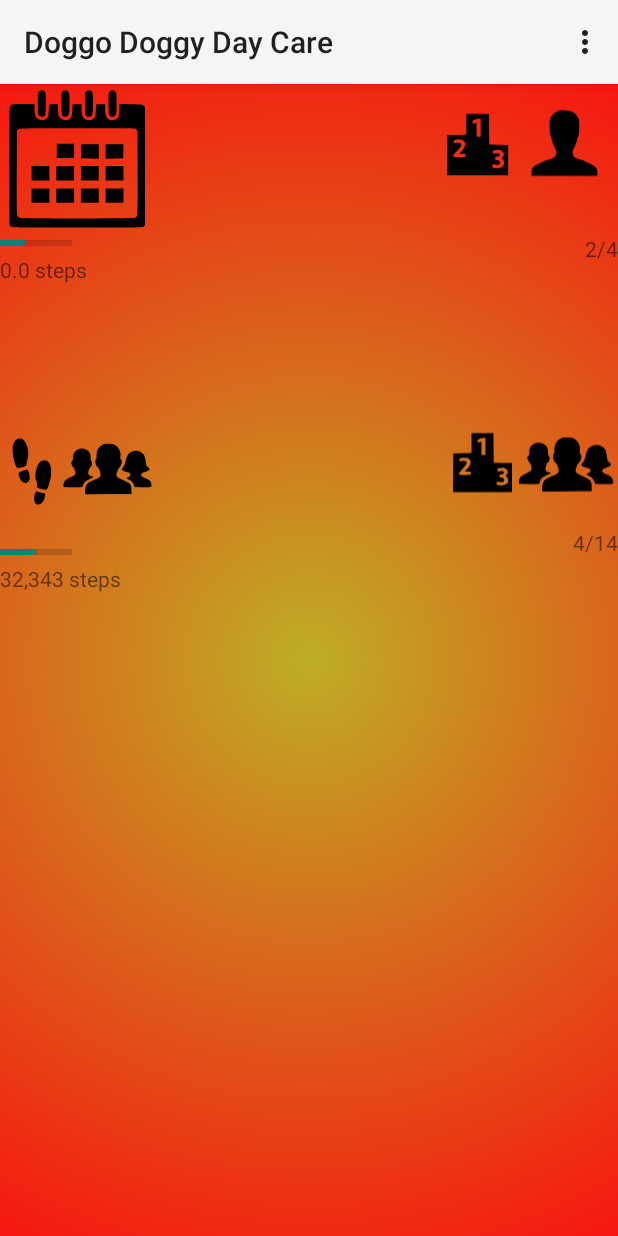
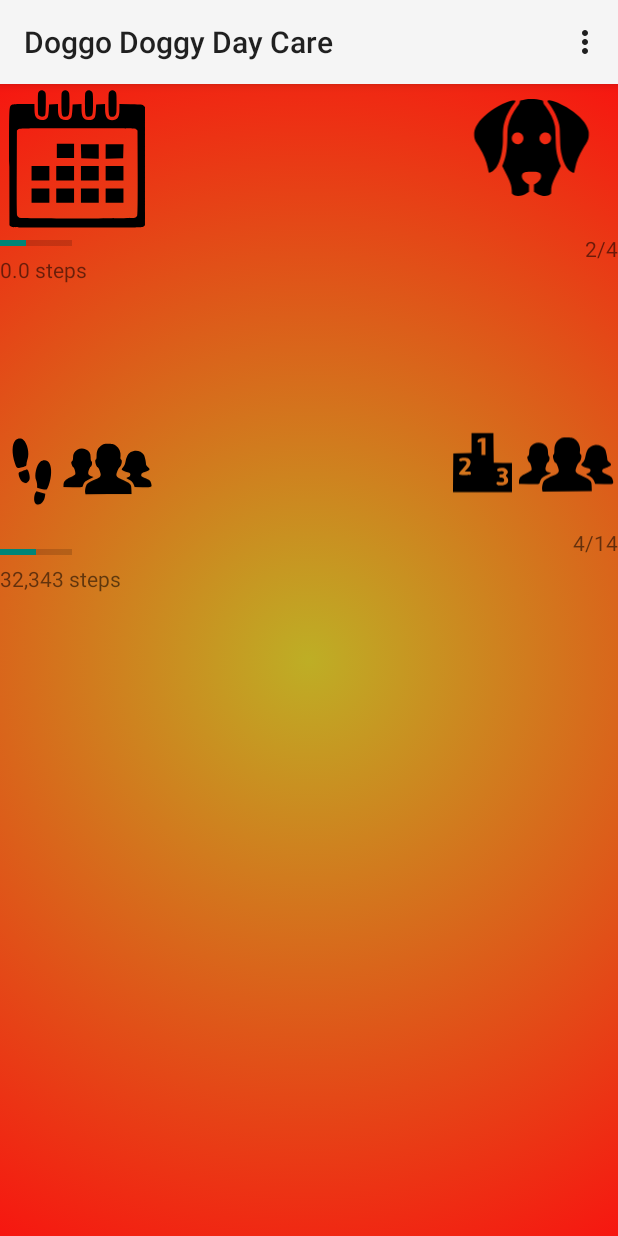
Before and after one commit to Meghankh/DoggoDaycare, an Android app: the HomeScreenFragment screen opened directly, with no data from a screen before it, on a phone screen of 412 x 824 dp. Run offline under Robolectric (Android 15) with nearby library versions, the phone set to English and light mode, and no system bars; 1 statement that could not run was skipped.

Commit message:
added doggy

```diff
--- /dev/null
+++ b/app/src/main/res/drawable/ic_animal_pet_dog_icon_13.xml
@@ -0,0 +1,9 @@
+<vector android:height="24dp" android:viewportHeight="512.0"
+    android:viewportWidth="512.0" android:width="24dp" xmlns:android="http://schemas.android.com/apk/res/android">
+    <path android:fillColor="#000000"
+        android:pathData="M230.5,63c-5.5,0.9 -12.5,2.5 -15.6,3.4l-5.5,1.6 -1.2,5.9c-1,5 -2.6,7.8 -9.3,16.8 -20.2,27.1 -32.1,51.9 -38,79 -1.7,8.4 -2.2,15.2 -2.9,46.3 -0.9,36.5 -2.3,52.9 -6.6,73.5 -2.1,10.1 -7.2,26.8 -11.1,36l-3.3,8 12.4,24.5c21.5,42.5 25.5,53.6 26.3,73.5l0.6,13 3.6,3.6c4.5,4.6 11.9,6.9 21.6,6.9 12.1,0 25.3,-4.6 38.3,-13.3l6.2,-4.2 0,-14.5 0,-14.5 -6.1,-3.4c-7.6,-4.1 -17.8,-14.1 -20.8,-20.4 -4.1,-8.4 -2.7,-17.8 3.4,-22.6 6,-4.7 11.6,-5.6 33.5,-5.6 21.9,0 27.5,0.9 33.5,5.6 6.1,4.8 7.5,14.2 3.4,22.6 -3,6.3 -13.2,16.3 -20.8,20.4l-6.1,3.4 0,14.5 0,14.5 6.3,4.2c8.6,5.7 15.3,8.9 23.8,11.3 14.4,4 29.2,2 36,-4.9l3.6,-3.6 0.6,-13c0.8,-20 4.7,-30.9 26.3,-73.5l12.4,-24.5 -3.3,-8c-3.9,-9.2 -9,-25.9 -11.1,-36 -4.3,-20.8 -5.8,-36.9 -6.6,-73.5 -0.7,-31.2 -1.2,-37.9 -2.9,-46.3 -5.9,-27.1 -17.8,-51.9 -38,-79 -6.7,-9 -8.3,-11.8 -9.3,-16.8l-1.2,-5.9 -5.5,-1.6c-18.6,-5.5 -47,-6.9 -66.6,-3.4zM209.5,198.9c15.3,7 18.9,26.8 7,38.6 -9.7,9.8 -24.4,9.5 -34.3,-0.6 -9.4,-9.7 -7.9,-26.9 3.2,-35.4 1.9,-1.4 4.7,-3 6.3,-3.5 5,-1.5 13.6,-1.1 17.8,0.9zM325.3,200.6c12.3,8.7 14.4,26.1 4.5,36.3 -9.9,10.1 -24.6,10.4 -34.3,0.6 -11.9,-11.8 -8.3,-31.4 7,-38.7 6.2,-2.9 17.3,-2.1 22.8,1.8z" android:strokeColor="#00000000"/>
+    <path android:fillColor="#000000"
+        android:pathData="M178.4,67.1c-29,5 -81.6,34.4 -114,63.5 -15,13.6 -26.1,27.6 -33.5,42.4 -6.1,12.2 -8.2,21.9 -7.7,34.9 0.5,12.6 3.1,21 10,32.3 2.5,4 7.6,12.2 11.3,18.3 17.9,29 29.1,56.5 34.5,85 1.1,6 2.5,12.5 3.1,14.4 1,3 1.4,3.3 4.3,2.7 6.5,-1.3 16.5,-8.8 23.9,-17.8 11,-13.4 20.5,-38.4 25.2,-66.3 3.6,-21.4 4.6,-34.9 4.6,-60 -0.1,-33.7 1.6,-47.3 8.6,-69 7.3,-22.7 19.6,-46.2 34.9,-66.2 6.5,-8.6 8.2,-11.9 6.7,-13.4 -1.4,-1.4 -6.5,-1.8 -11.9,-0.8z" android:strokeColor="#00000000"/>
+    <path android:fillColor="#000000"
+        android:pathData="M324.2,66.7c-5,0.9 -4.1,3.7 4.9,15.5 17.5,22.7 33.5,56.5 38.9,81.8 2.7,12.8 3.1,18.2 3.9,52 0.9,36 1.9,47.9 6.2,69.1 5.3,27 18.1,54.3 30.4,65.2 7.5,6.7 18.5,12.1 20.5,10.1 0.5,-0.5 2.1,-7 3.5,-14.4 6.2,-31.5 16.3,-56.8 34.8,-87 3.8,-6.3 9,-14.7 11.3,-18.6 7.4,-12 9.6,-19.2 10.2,-32.4 0.4,-9.7 0.1,-12.9 -1.7,-19.4 -8,-29.1 -33.6,-58 -76.1,-85.9 -33.1,-21.6 -73.6,-38.4 -86.8,-36z" android:strokeColor="#00000000"/>
+</vector>
--- a/app/src/main/res/layout/fragment_home.xml
+++ b/app/src/main/res/layout/fragment_home.xml
@@ -18,7 +18,7 @@
     <android.support.v7.widget.AppCompatImageView
         android:layout_width="115dp"
         android:layout_height="84dp"
-        app:srcCompat="@drawable/ic_my_rank"
+        app:srcCompat="@drawable/ic_animal_pet_dog_icon_13"
         android:id="@+id/teamFragment"
         app:layout_constraintTop_toTopOf="parent"
         app:layout_constraintRight_toRightOf="parent" />
```
